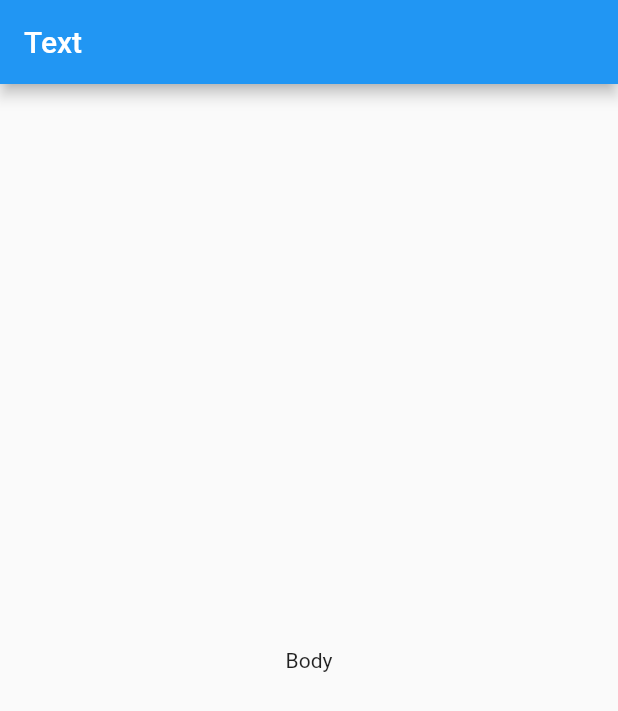
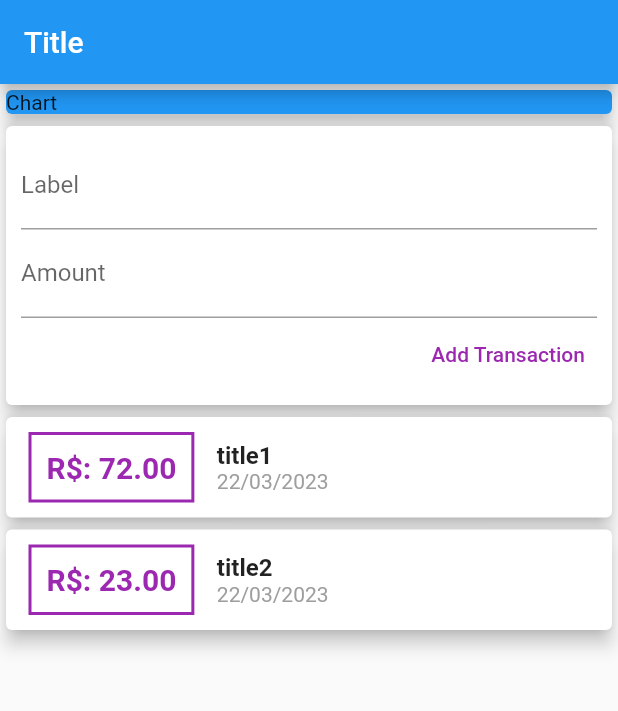
Before and after one commit to nayara-vecchia/flutter_complete_guide_personal_expenses, a Flutter app: the screen it shows after launch, on a phone screen of 412 x 824 dp. Shown: the top 711 px of the screen. Run offline on Flutter 3.47's test engine with Material 2 defaults, Android fonts, the phone set to English and light mode, and no system bars.

Commit message:
feat: raw personal expenses app

```diff
--- a/lib/main.dart
+++ b/lib/main.dart
@@ -1,11 +1,13 @@
 import 'package:flutter/material.dart';
 
-void main() => runApp(MyApp());
+import './widgets/user_transactions.dart';
+
+void main() => runApp(const MyApp());
 
 class MyApp extends StatelessWidget {
   const MyApp({Key? key}) : super(key: key);
   final myTitle = 'Personal Expenses App';
-  static const myHomePage = MyHomePage();
+  static final myHomePage = MyHomePage();
 
   @override
   Widget build(BuildContext context) {
@@ -17,18 +19,32 @@ class MyApp extends StatelessWidget {
 }
 
 class MyHomePage extends StatelessWidget {
-  const MyHomePage({Key? key}) : super(key: key);
-  final myText = 'Text';
-  final myBody = 'Body';
+  MyHomePage({Key? key}) : super(key: key);
+
+  final myTitle = 'Title';
+  final myChart = 'Chart';
+  final myBody = 'List';
 
   @override
   Widget build(BuildContext context) {
     return Scaffold(
       appBar: AppBar(
-        title: Text(myText),
+        title: Text(myTitle),
       ),
-      body: Center(
-        child: Text(myBody),
+      body: Column(
+        mainAxisAlignment: MainAxisAlignment.start,
+        crossAxisAlignment: CrossAxisAlignment.stretch,
+        children: <Widget>[
+          SizedBox(
+            width: double.infinity,
+            child: Card(
+              color: Colors.blue,
+              elevation: 5,
+              child: Text(myChart), //Container substituido por SizedBox
+            ),
+          ),
+          UserTransactions(),
+        ],
       ),
     );
   }
--- /dev/null
+++ b/lib/models/transactions.dart
@@ -0,0 +1,12 @@
+class Transaction {
+  String id;
+  String title;
+  double amount;
+  DateTime date;
+
+  Transaction(
+      {required this.id,
+      required this.title,
+      required this.amount,
+      required this.date});
+}
--- /dev/null
+++ b/lib/widgets/new_transaction.dart
@@ -0,0 +1,47 @@
+import 'package:flutter/material.dart';
+
+class NewTransaction extends StatelessWidget {
+  final Function addNewTransaction;
+
+  final titleController = TextEditingController();
+  final amountController = TextEditingController();
+
+  NewTransaction(this.addNewTransaction);
+
+  @override
+  Widget build(BuildContext context) {
+    return Card(
+      elevation: 5,
+      child: Container(
+        padding: const EdgeInsets.all(10),
+        child: Column(
+          crossAxisAlignment: CrossAxisAlignment.end,
+          children: <Widget>[
+            TextField(
+              decoration: InputDecoration(labelText: 'Label'),
+              controller: titleController,
+            ),
+            TextField(
+              decoration: InputDecoration(labelText: 'Amount'),
+              controller: amountController,
+            ),
+            TextButton(
+              onPressed: () {
+                print(titleController.text);
+                print(amountController.text);
+                addNewTransaction(
+                  titleController.text,
+                  double.parse(amountController.text),
+                );
+              },
+              style: ButtonStyle(
+                foregroundColor: MaterialStateProperty.all(Colors.purple),
+              ),
+              child: const Text('Add Transaction'),
+            )
+          ],
+        ),
+      ),
+    );
+  }
+}
--- /dev/null
+++ b/lib/widgets/transaction_list.dart
@@ -0,0 +1,71 @@
+import 'package:flutter/material.dart';
+
+import 'package:intl/intl.dart';
+import 'package:personal_expenses_app/models/transactions.dart';
+
+class TransactionList extends StatelessWidget {
+  //const TransactionList({Key? key}) : super(key: key);
+
+  final List<Transaction> transactions;
+
+  TransactionList(this.transactions);
+
+  @override
+  Widget build(BuildContext context) {
+    return Column(
+      crossAxisAlignment: CrossAxisAlignment.stretch,
+      children: transactions.map((e) {
+        return Card(
+          elevation: 5,
+          child: Row(
+            children: <Widget>[
+              Container(
+                constraints: const BoxConstraints(minWidth: 90),
+                alignment: Alignment.center,
+                margin: const EdgeInsets.symmetric(
+                  vertical: 10,
+                  horizontal: 15,
+                ),
+                decoration: BoxDecoration(
+                  border: Border.all(
+                    color: Colors.purple,
+                    width: 2,
+                  ),
+                ),
+                padding: const EdgeInsets.all(10),
+                child: Text(
+                  'R\$: ${e.amount.toStringAsFixed(2)}',
+                  style: const TextStyle(
+                    fontWeight: FontWeight.bold,
+                    fontSize: 20,
+                    color: Colors.purple,
+                  ),
+                ),
+              ),
+              Column(
+                crossAxisAlignment: CrossAxisAlignment.start,
+                children: <Widget>[
+                  Text(
+                    e.title,
+                    style: const TextStyle(
+                      fontWeight: FontWeight.bold,
+                      fontSize: 16,
+                    ),
+                  ),
+                  Text(
+                    DateFormat('dd/MM/yyyy').format(e.date),
+                    style: const TextStyle(
+                      fontWeight: FontWeight.w400,
+                      fontSize: 14,
+                      color: Colors.grey,
+                    ),
+                  ),
+                ],
+              ),
+            ],
+          ),
+        );
+      }).toList(),
+    );
+  }
+}
--- /dev/null
+++ b/lib/widgets/user_transactions.dart
@@ -0,0 +1,50 @@
+import 'package:flutter/material.dart';
+
+import '../widgets/transaction_list.dart';
+import '../widgets/new_transaction.dart';
+import '../models/transactions.dart';
+
+class UserTransactions extends StatefulWidget {
+  @override
+  State<UserTransactions> createState() => _UserTransactionsState();
+}
+
+class _UserTransactionsState extends State<UserTransactions> {
+  final List<Transaction> _userTransaction = [
+    Transaction(
+      id: '01',
+      title: 'title1',
+      amount: 72,
+      date: DateTime.now(),
+    ),
+    Transaction(
+      id: '02',
+      title: 'title2',
+      amount: 23,
+      date: DateTime.now(),
+    )
+  ];
+
+  void _addNewTransaction(String txTitle, double txAmount) {
+    final newTx = Transaction(
+      id: DateTime.now().toString(),
+      title: txTitle,
+      amount: txAmount,
+      date: DateTime.now(),
+    );
+
+    setState(() {
+      _userTransaction.add(newTx);
+    });
+  }
+
+  @override
+  Widget build(BuildContext context) {
+    return Column(
+      children: <Widget>[
+        NewTransaction(_addNewTransaction),
+        TransactionList(_userTransaction),
+      ],
+    );
+  }
+}
--- a/pubspec.yaml
+++ b/pubspec.yaml
@@ -29,7 +29,7 @@ environment:
 dependencies:
   flutter:
     sdk: flutter
-
+  intl: ^0.18.0 #defines the DateFormat, NumberFormat, and BidiFormatter classes. run $flutter packages get
 
   # The following adds the Cupertino Icons font to your application.
   # Use with the CupertinoIcons class for iOS style icons.
```
Also changed, not shown: pubspec.lock.
